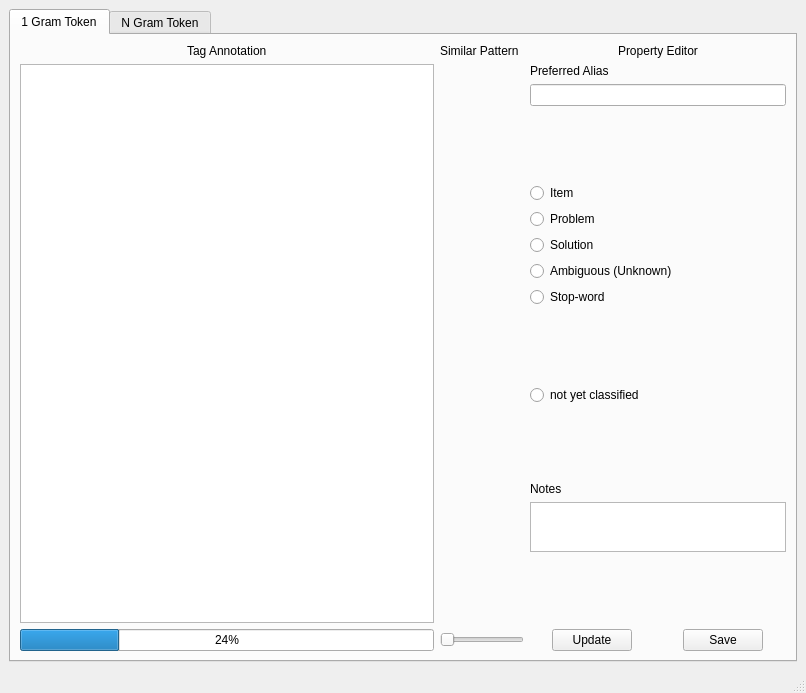
Before: the Qt Designer form app/taggingUI/taggingUI.ui in usnistgov/nestor-tmp2, drawn with Qt 5.
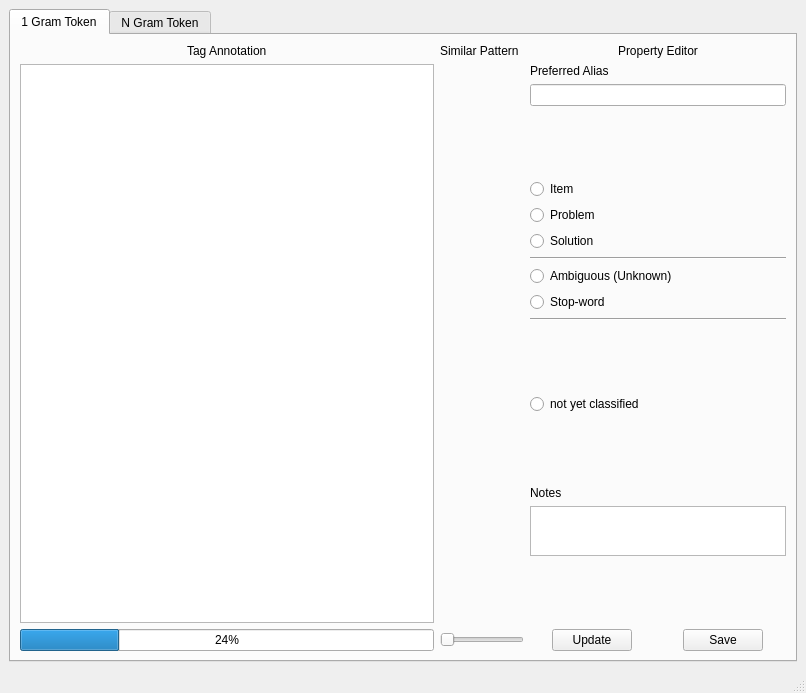
After: the same form once the commit is applied. The open tabs and pages were chosen to show the change.

Commit message: Add a listener on the enter button for the taggingUI app

```diff
--- a/app/taggingUI/taggingUI.ui
+++ b/app/taggingUI/taggingUI.ui
@@ -115,6 +115,13 @@
                 </attribute>
                </widget>
               </item>
+              <item>
+               <widget class="Line" name="line_3">
+                <property name="orientation">
+                 <enum>Qt::Horizontal</enum>
+                </property>
+               </widget>
+              </item>
               <item>
                <widget class="QRadioButton" name="radioButton_1gram_UnknownEditor">
                 <property name="text">
@@ -135,6 +142,13 @@
                 </attribute>
                </widget>
               </item>
+              <item>
+               <widget class="Line" name="line_4">
+                <property name="orientation">
+                 <enum>Qt::Horizontal</enum>
+                </property>
+               </widget>
+              </item>
               <item>
                <spacer name="verticalSpacer_4">
                 <property name="orientation">
```
Left out of the diff: 115 changed lines with no effect on the pictures. The commit also changes 5 other files.
